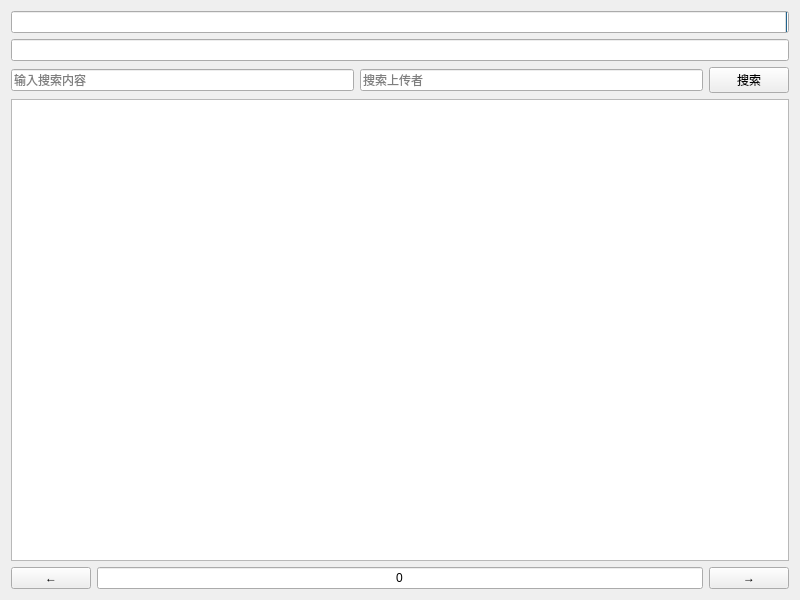
This is ehentaiManager/GamieHentaiMainWindow.ui in Gaaaaaami/ehentai_manager as Qt 5 draws it before an edit. The edited form follows.
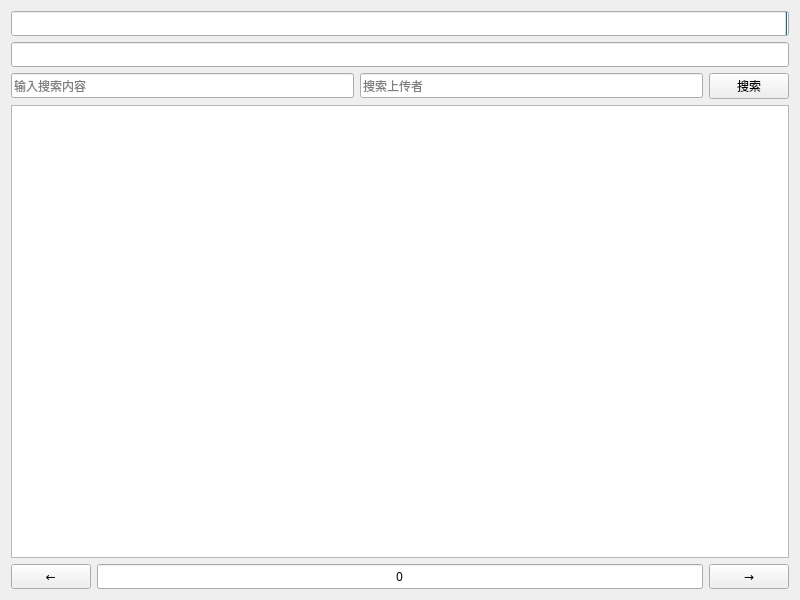
This is the edited form.

Diff of the .ui file:
```diff
--- a/ehentaiManager/GamieHentaiMainWindow.ui
+++ b/ehentaiManager/GamieHentaiMainWindow.ui
@@ -10,6 +10,11 @@
     <height>600</height>
    </rect>
   </property>
+  <property name="font">
+   <font>
+    <family>Arial Black</family>
+   </font>
+  </property>
   <property name="windowTitle">
    <string>ehentai viewer </string>
   </property>
@@ -66,7 +71,13 @@
     </layout>
    </item>
    <item>
-    <widget class="QListWidget" name="listWidget_main_index_list"/>
+    <widget class="QListWidget" name="listWidget_main_index_list">
+     <property name="font">
+      <font>
+       <family>Consolas</family>
+      </font>
+     </property>
+    </widget>
    </item>
    <item>
     <layout class="QHBoxLayout" name="horizontalLayout_index_box">
```
